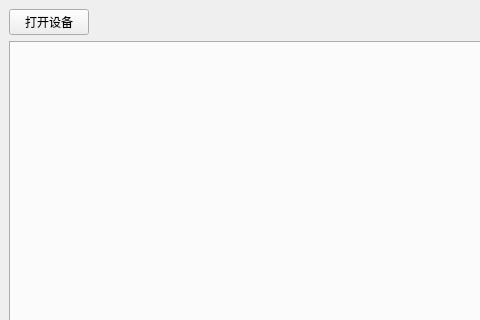
Before: the Qt Designer form mainwindow.ui in a9876653/qt-j1939, drawn with Qt 5; both pictures show x 0 to 480 and y 0 to 320 of the 800 by 600 pixel window.
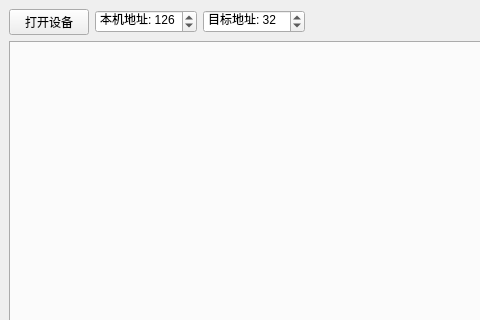
After: the same form once the commit is applied.

The edit to the form file:
```diff
--- a/mainwindow.ui
+++ b/mainwindow.ui
@@ -14,33 +14,20 @@
    <string>GRXC Boot Update</string>
   </property>
   <widget class="QWidget" name="centralwidget">
-   <layout class="QGridLayout" name="gridLayout" rowstretch="0,0,0" columnstretch="0,0">
+   <layout class="QGridLayout" name="gridLayout" rowstretch="0,0,0" columnstretch="0,0,0,0">
     <property name="leftMargin">
      <number>9</number>
     </property>
     <property name="rightMargin">
      <number>9</number>
     </property>
-    <item row="2" column="0" colspan="2">
+    <item row="2" column="0" colspan="4">
      <layout class="QHBoxLayout" name="horizontalLayout">
       <item>
        <widget class="QTabWidget" name="tabWidget"/>
       </item>
      </layout>
     </item>
-    <item row="1" column="1">
-     <spacer name="horizontalSpacer">
-      <property name="orientation">
-       <enum>Qt::Horizontal</enum>
-      </property>
-      <property name="sizeHint" stdset="0">
-       <size>
-        <width>40</width>
-        <height>20</height>
-       </size>
-      </property>
-     </spacer>
-    </item>
     <item row="1" column="0">
      <widget class="QPushButton" name="openDevicePushButton">
       <property name="maximumSize">
@@ -54,6 +41,45 @@
       </property>
      </widget>
     </item>
+    <item row="1" column="3">
+     <spacer name="horizontalSpacer">
+      <property name="orientation">
+       <enum>Qt::Horizontal</enum>
+      </property>
+      <property name="sizeHint" stdset="0">
+       <size>
+        <width>40</width>
+        <height>20</height>
+       </size>
+      </property>
+     </spacer>
+    </item>
+    <item row="1" column="1">
+     <widget class="QSpinBox" name="srcAddrSpinBox">
+      <property name="prefix">
+       <string>本机地址: </string>
+      </property>
+      <property name="maximum">
+       <number>128</number>
+      </property>
+      <property name="value">
+       <number>126</number>
+      </property>
+     </widget>
+    </item>
+    <item row="1" column="2">
+     <widget class="QSpinBox" name="objAddrspinBox">
+      <property name="prefix">
+       <string>目标地址: </string>
+      </property>
+      <property name="maximum">
+       <number>255</number>
+      </property>
+      <property name="value">
+       <number>32</number>
+      </property>
+     </widget>
+    </item>
    </layout>
   </widget>
   <widget class="QMenuBar" name="menubar">
```
